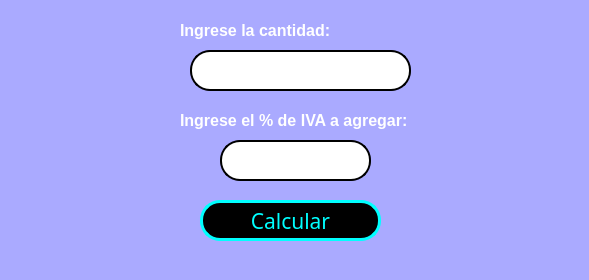
Qt form Unidad I/Tareas/E06_CalculoIVA.ui (P4B11nn/PIP_2025_Unidad1_Eq5) before a commit.
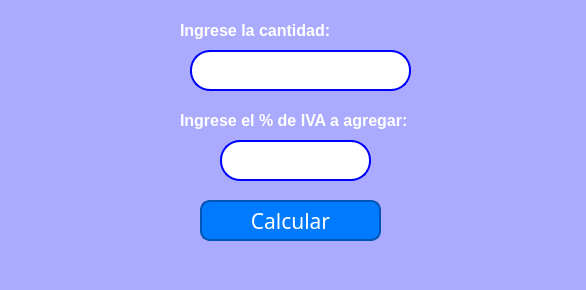
The same form after that commit.

```diff
--- a/Unidad I/Tareas/E06_CalculoIVA.ui
+++ b/Unidad I/Tareas/E06_CalculoIVA.ui
@@ -6,8 +6,8 @@
    <rect>
     <x>0</x>
     <y>0</y>
-    <width>589</width>
-    <height>280</height>
+    <width>586</width>
+    <height>290</height>
    </rect>
   </property>
   <property name="windowTitle">
@@ -33,10 +33,19 @@
      </font>
     </property>
     <property name="styleSheet">
-     <string notr="true">background-color:black;
-color: cyan;
-border-radius: 20px;
-border: 3px solid cyan</string>
+     <string notr="true">QPushButton:pressed {
+    background-color: #003f7f; 
+    border: 2px solid #002f5f; 
+}
+
+QPushButton {
+    background-color: #007BFF;
+    color: white;
+    border-radius: 10px;
+    border: 2px solid #0056b3;
+    padding: 5px 10px;
+  
+}</string>
     </property>
     <property name="text">
      <string>Calcular</string>
@@ -87,7 +96,8 @@
     <property name="styleSheet">
      <string notr="true">background-color:white;
 border-radius: 20px;
-border: 2px solid black;
+border: 2px solid blue
+;
 </string>
     </property>
     <property name="text">
@@ -118,7 +128,8 @@
     <property name="styleSheet">
      <string notr="true">background-color:white;
 border-radius: 20px;
-border: 2px solid black;
+border: 2px solid blue
+;
 </string>
     </property>
     <property name="text">
```
Left out of the diff: 2 changed lines with no effect on the pictures.
